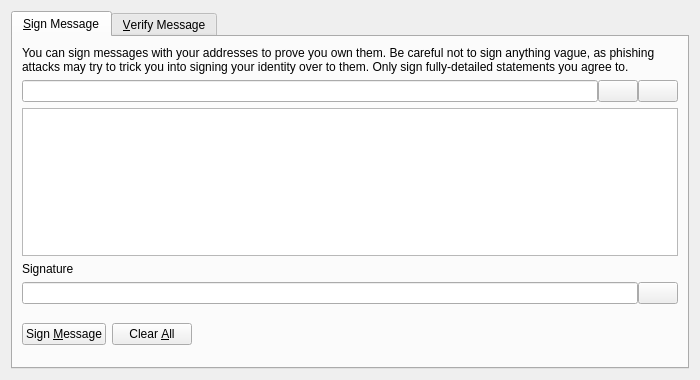
Before: the Qt Designer form src/qt/forms/signverifymessagedialog.ui in slimcoin-project/Slimcoin, drawn with Qt 5.
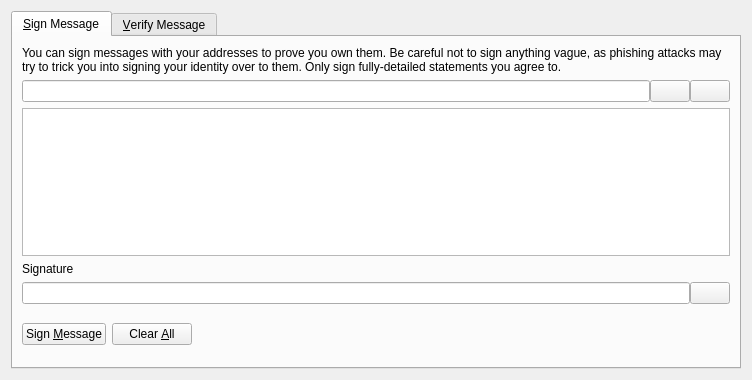
After: the same form once the commit is applied. Icons and pictures are not drawn. Custom widgets are drawn as their Qt base class.

Diff of the .ui file:
```diff
--- a/src/qt/forms/signverifymessagedialog.ui
+++ b/src/qt/forms/signverifymessagedialog.ui
@@ -6,7 +6,7 @@
    <rect>
     <x>0</x>
     <y>0</y>
-    <width>700</width>
+    <width>752</width>
     <height>380</height>
    </rect>
   </property>
```
Left out of the diff: 3 changed lines with no effect on the pictures.
